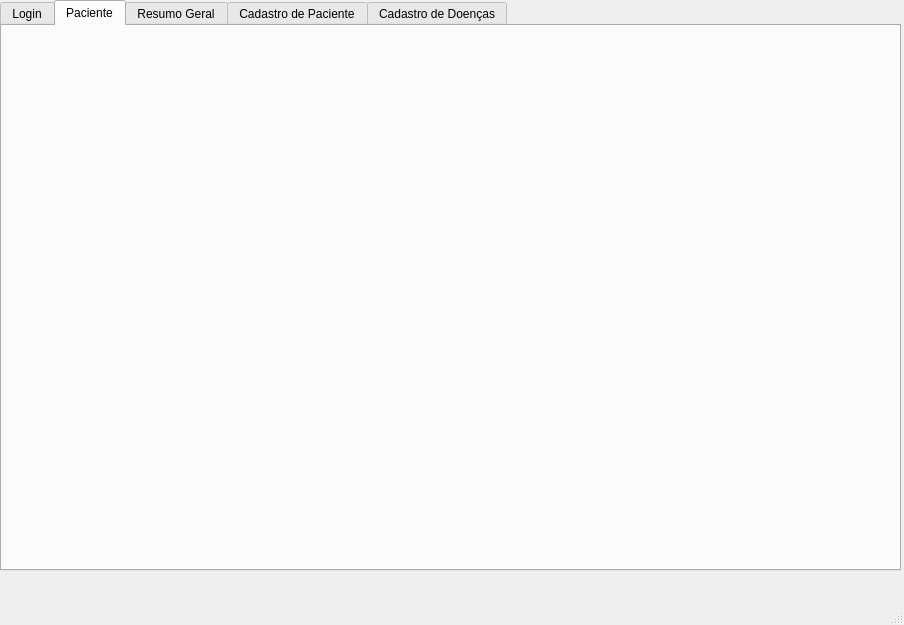
Old version of the form Projeto_EE/mainwindow.ui in the repository Lucas1100010/Projeto_TP_EE2022_SDD.
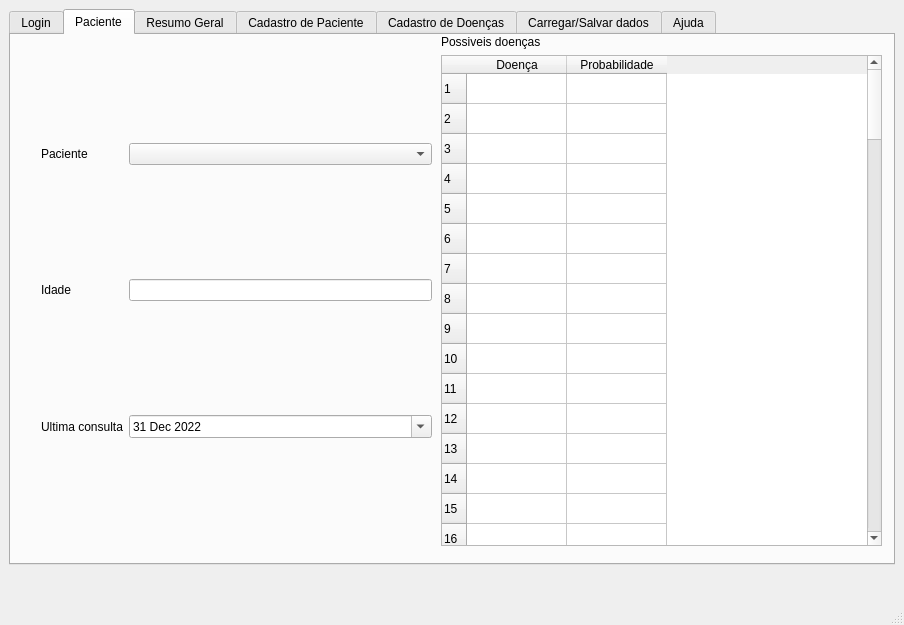
New version of the form. The open tabs and pages were chosen to show the change. Icons and pictures are not drawn.

Commit message: design das abas cadastro doenca, paciente, ajuda e resumo criadas, classe paciente criada

```diff
--- a/Projeto_EE/mainwindow.ui
+++ b/Projeto_EE/mainwindow.ui
@@ -38,15 +38,8 @@
      <height>574</height>
     </size>
    </property>
-   <widget class="QWidget" name="gridLayoutWidget">
-    <property name="geometry">
-     <rect>
-      <x>0</x>
-      <y>0</y>
-      <width>901</width>
-      <height>571</height>
-     </rect>
-    </property>
+   <layout class="QHBoxLayout" name="horizontalLayout">
+    <item>
     <layout class="QGridLayout" name="gridLayout">
      <item row="0" column="0">
       <widget class="QTabWidget" name="tabGeral">
@@ -298,6 +291,212 @@
         <attribute name="title">
          <string>Paciente</string>
         </attribute>
+         <widget class="QWidget" name="gridLayoutWidget_4">
+          <property name="geometry">
+           <rect>
+            <x>30</x>
+            <y>0</y>
+            <width>391</width>
+            <height>511</height>
+           </rect>
+          </property>
+          <layout class="QGridLayout" name="gridLayout_8">
+           <item row="2" column="1">
+            <widget class="QDateEdit" name="dateEdit_ultimaConsultaTabPaciente">
+             <property name="minimumDate">
+              <date>
+               <year>1920</year>
+               <month>1</month>
+               <day>1</day>
+              </date>
+             </property>
+             <property name="calendarPopup">
+              <bool>true</bool>
+             </property>
+             <property name="date">
+              <date>
+               <year>2022</year>
+               <month>12</month>
+               <day>31</day>
+              </date>
+             </property>
+            </widget>
+           </item>
+           <item row="1" column="0">
+            <widget class="QLabel" name="label_17">
+             <property name="text">
+              <string>Idade</string>
+             </property>
+            </widget>
+           </item>
+           <item row="2" column="0">
+            <widget class="QLabel" name="label_18">
+             <property name="text">
+              <string>Ultima consulta</string>
+             </property>
+            </widget>
+           </item>
+           <item row="1" column="1">
+            <widget class="QLineEdit" name="lineEdit_idadePaciente"/>
+           </item>
+           <item row="0" column="1">
+            <widget class="QComboBox" name="comboBox_3"/>
+           </item>
+           <item row="0" column="0">
+            <widget class="QLabel" name="label_16">
+             <property name="text">
+              <string>Paciente</string>
+             </property>
+            </widget>
+           </item>
+          </layout>
+         </widget>
+         <widget class="QWidget" name="gridLayoutWidget_5">
+          <property name="geometry">
+           <rect>
+            <x>430</x>
+            <y>0</y>
+            <width>441</width>
+            <height>511</height>
+           </rect>
+          </property>
+          <layout class="QGridLayout" name="gridLayout_9">
+           <item row="0" column="0">
+            <widget class="QLabel" name="label_19">
+             <property name="text">
+              <string>Possiveis doenças</string>
+             </property>
+            </widget>
+           </item>
+           <item row="1" column="0">
+            <widget class="QTableWidget" name="tableWidget">
+             <property name="frameShape">
+              <enum>QFrame::StyledPanel</enum>
+             </property>
+             <property name="gridStyle">
+              <enum>Qt::SolidLine</enum>
+             </property>
+             <property name="rowCount">
+              <number>100</number>
+             </property>
+             <row>
+              <property name="text">
+               <string>1</string>
+              </property>
+             </row>
+             <row/>
+             <row/>
+             <row/>
+             <row/>
+             <row/>
+             <row/>
+             <row/>
+             <row/>
+             <row/>
+             <row/>
+             <row/>
+             <row/>
+             <row/>
+             <row/>
+             <row/>
+             <row/>
+             <row/>
+             <row/>
+             <row/>
+             <row/>
+             <row/>
+             <row/>
+             <row/>
+             <row/>
+             <row/>
+             <row/>
+             <row/>
+             <row/>
+             <row/>
+             <row/>
+             <row/>
+             <row/>
+             <row/>
+             <row/>
+             <row/>
+             <row/>
+             <row/>
+             <row/>
+             <row/>
+             <row/>
+             <row/>
+             <row/>
+             <row/>
+             <row/>
+             <row/>
+             <row/>
+             <row/>
+             <row/>
+             <row/>
+             <row/>
+             <row/>
+             <row/>
+             <row/>
+             <row/>
+             <row/>
+             <row/>
+             <row/>
+             <row/>
+             <row/>
+             <row/>
+             <row/>
+             <row/>
+             <row/>
+             <row/>
+             <row/>
+             <row/>
+             <row/>
+             <row/>
+             <row/>
+             <row/>
+             <row/>
+             <row/>
+             <row/>
+             <row/>
+             <row/>
+             <row/>
+             <row/>
+             <row/>
+             <row/>
+             <row/>
+             <row/>
+             <row/>
+             <row/>
+             <row/>
+             <row/>
+             <row/>
+             <row/>
+             <row/>
+             <row/>
+             <row/>
+             <row/>
+             <row/>
+             <row/>
+             <row/>
+             <row/>
+             <row/>
+             <row/>
+             <row/>
+             <row/>
+             <column>
+              <property name="text">
+               <string>Doença</string>
+              </property>
+             </column>
+             <column>
+              <property name="text">
+               <string>Probabilidade</string>
+              </property>
+             </column>
+            </widget>
+           </item>
+          </layout>
+         </widget>
        </widget>
        <widget class="QWidget" name="tabResultados">
         <attribute name="title">
@@ -423,11 +622,220 @@
         <attribute name="title">
          <string>Cadastro de Doenças</string>
         </attribute>
-       </widget>
-      </widget>
-     </item>
-    </layout>
-   </widget>
+         <layout class="QGridLayout" name="gridLayout_11">
+          <item row="0" column="0">
+           <layout class="QGridLayout" name="gridLayout_4">
+            <item row="3" column="3">
+             <widget class="QListView" name="listView"/>
+            </item>
+            <item row="3" column="1">
+             <widget class="QLineEdit" name="lineEdit_6"/>
+            </item>
+            <item row="3" column="2">
+             <widget class="QPushButton" name="pushButton_4">
+              <property name="text">
+               <string>Adicionar -&gt;</string>
+              </property>
+             </widget>
+            </item>
+            <item row="1" column="1">
+             <widget class="QLineEdit" name="lineEdit_5"/>
+            </item>
+            <item row="1" column="0">
+             <widget class="QLabel" name="label_11">
+              <property name="text">
+               <string>Nome:</string>
+              </property>
+             </widget>
+            </item>
+            <item row="2" column="1">
+             <widget class="QComboBox" name="comboBox_2"/>
+            </item>
+            <item row="2" column="0">
+             <widget class="QLabel" name="label_12">
+              <property name="text">
+               <string>Causada por:</string>
+              </property>
+             </widget>
+            </item>
+            <item row="3" column="0">
+             <widget class="QLabel" name="label_13">
+              <property name="text">
+               <string>Sintomas:</string>
+              </property>
+             </widget>
+            </item>
+            <item row="4" column="0" colspan="4">
+             <widget class="QPushButton" name="pushButton_5">
+              <property name="text">
+               <string>Salvar</string>
+              </property>
+             </widget>
+            </item>
+            <item row="0" column="0">
+             <spacer name="verticalSpacer_3">
+              <property name="orientation">
+               <enum>Qt::Vertical</enum>
+              </property>
+              <property name="sizeType">
+               <enum>QSizePolicy::Fixed</enum>
+              </property>
+              <property name="sizeHint" stdset="0">
+               <size>
+                <width>20</width>
+                <height>40</height>
+               </size>
+              </property>
+             </spacer>
+            </item>
+           </layout>
+          </item>
+         </layout>
+        </widget>
+        <widget class="QWidget" name="tabCarregarSalvar">
+         <attribute name="title">
+          <string>Carregar/Salvar dados</string>
+         </attribute>
+         <widget class="QWidget" name="gridLayoutWidget_3">
+          <property name="geometry">
+           <rect>
+            <x>10</x>
+            <y>10</y>
+            <width>881</width>
+            <height>521</height>
+           </rect>
+          </property>
+          <layout class="QGridLayout" name="gridLayout_5">
+           <property name="verticalSpacing">
+            <number>7</number>
+           </property>
+           <item row="0" column="1">
+            <widget class="QLabel" name="label_14">
+             <property name="sizePolicy">
+              <sizepolicy hsizetype="Fixed" vsizetype="Preferred">
+               <horstretch>0</horstretch>
+               <verstretch>0</verstretch>
+              </sizepolicy>
+             </property>
+             <property name="text">
+              <string>Pacientes:</string>
+             </property>
+            </widget>
+           </item>
+           <item row="1" column="1">
+            <widget class="QLabel" name="label_15">
+             <property name="text">
+              <string>Doenças:</string>
+             </property>
+            </widget>
+           </item>
+           <item row="1" column="0">
+            <spacer name="horizontalSpacer_9">
+             <property name="orientation">
+              <enum>Qt::Horizontal</enum>
+             </property>
+             <property name="sizeType">
+              <enum>QSizePolicy::Fixed</enum>
+             </property>
+             <property name="sizeHint" stdset="0">
+              <size>
+               <width>100</width>
+               <height>20</height>
+              </size>
+             </property>
+            </spacer>
+           </item>
+           <item row="0" column="2">
+            <widget class="QPushButton" name="pushButton_6">
+             <property name="text">
+              <string>Salvar em CSV</string>
+             </property>
+            </widget>
+           </item>
+           <item row="0" column="3">
+            <widget class="QPushButton" name="pushButton_7">
+             <property name="text">
+              <string>Carregar CSV</string>
+             </property>
+            </widget>
+           </item>
+           <item row="1" column="3">
+            <widget class="QPushButton" name="pushButton_9">
+             <property name="text">
+              <string>Carregar CSV</string>
+             </property>
+            </widget>
+           </item>
+           <item row="1" column="2">
+            <widget class="QPushButton" name="pushButton_8">
+             <property name="text">
+              <string>Salvar em CSV</string>
+             </property>
+            </widget>
+           </item>
+           <item row="1" column="4">
+            <spacer name="horizontalSpacer_10">
+             <property name="orientation">
+              <enum>Qt::Horizontal</enum>
+             </property>
+             <property name="sizeType">
+              <enum>QSizePolicy::Fixed</enum>
+             </property>
+             <property name="sizeHint" stdset="0">
+              <size>
+               <width>100</width>
+               <height>20</height>
+              </size>
+             </property>
+            </spacer>
+           </item>
+          </layout>
+         </widget>
+        </widget>
+        <widget class="QWidget" name="tabAjuda">
+         <attribute name="title">
+          <string>Ajuda</string>
+         </attribute>
+         <widget class="QWidget" name="gridLayoutWidget_7">
+          <property name="geometry">
+           <rect>
+            <x>10</x>
+            <y>10</y>
+            <width>851</width>
+            <height>491</height>
+           </rect>
+          </property>
+          <layout class="QGridLayout" name="gridLayout_14">
+           <item row="0" column="0">
+            <widget class="QListWidget" name="listWidget_3">
+             <item>
+              <property name="text">
+               <string>Login</string>
+              </property>
+             </item>
+             <item>
+              <property name="text">
+               <string>Funcionamento básico</string>
+              </property>
+             </item>
+             <item>
+              <property name="text">
+               <string>Como carregar dados</string>
+              </property>
+             </item>
+            </widget>
+           </item>
+           <item row="0" column="1">
+            <widget class="QTextEdit" name="textEdit_Ajuda"/>
+           </item>
+          </layout>
+         </widget>
+        </widget>
+       </widget>
+      </item>
+     </layout>
+    </item>
+   </layout>
   </widget>
   <widget class="QMenuBar" name="menubar">
    <property name="geometry">
```
Left out of the diff: 196 changed lines with no effect on the pictures. Lines whose indentation alone changed are shown as unchanged. The commit also changes 6 other files.
